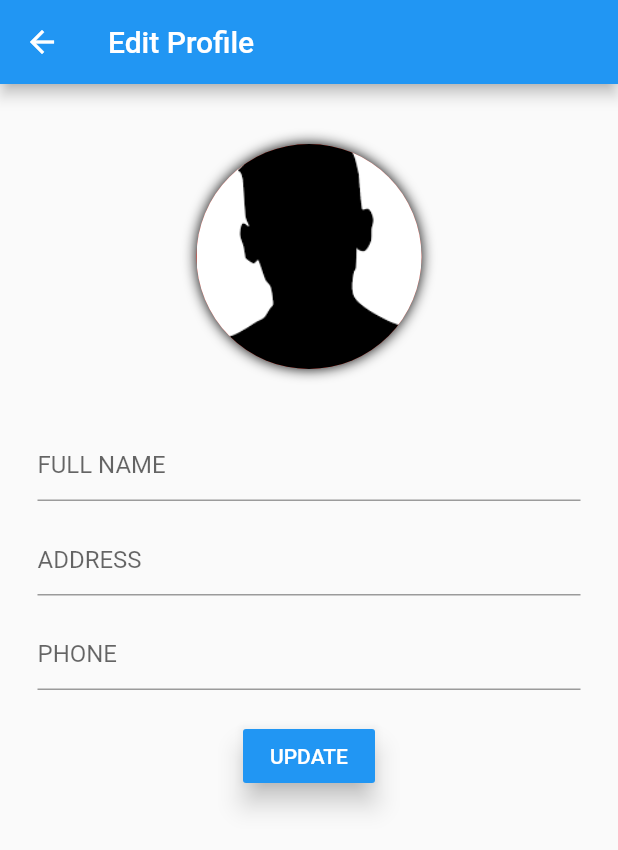
After one commit to Hpaneru/TODO, a Flutter app: the EditProfile screen opened directly, on a phone screen of 412 x 824 dp. The commit adds this screen. Shown: the top 850 px of the screen. Run offline on Flutter 3.47's test engine with Material 2 defaults, Android fonts, the phone set to English and light mode, and no system bars; our stand-ins replace cloud_firestore, firebase_auth, image_picker; accounts and stored records are empty.

Commit message:
slightly change

```diff
--- /dev/null
+++ b/lib/editprofile.dart
@@ -0,0 +1,126 @@
+import 'package:cloud_firestore/cloud_firestore.dart';
+import 'dart:io';
+import 'package:flutter/material.dart';
+import 'package:image_picker/image_picker.dart';
+import 'package:todo/todo.dart';
+
+class EditProfile extends StatefulWidget {
+  @override
+  _EditProfileState createState() => _EditProfileState();
+}
+
+class _EditProfileState extends State<EditProfile> {
+
+    void initState() {
+    asyncInit();
+    super.initState();
+  }
+
+  asyncInit() async {
+    // final FirebaseUser user =await auth.currentUser();
+    // final uid=user.uid;
+  }
+
+
+  File _image;
+  // String _email;
+  // String _password;
+
+  String name;
+  String address;
+  String phno;
+
+  Future getImage() async {
+    var image = await ImagePicker.pickImage(source: ImageSource.gallery);
+
+    setState(() {
+      _image = image;
+    });
+  }
+
+  @override
+  Widget build(BuildContext context) {
+    return Scaffold(
+        appBar: AppBar(
+          title: Text("Edit Profile"),
+        ),
+        body: SingleChildScrollView(
+          child: Center(
+            child: Container(
+                padding: EdgeInsets.all(25.0),
+                child: Column(
+                  mainAxisAlignment: MainAxisAlignment.center,
+                  children: <Widget>[
+                    SizedBox(height: 15.0),
+                    GestureDetector(
+                      onTap: getImage,
+                      child: Container(
+                          width: 150.0,
+                          height: 150.0,
+                          decoration: BoxDecoration(
+                              color: Colors.red,
+                              image: DecorationImage(
+                                  image: _image != null
+                                      ? FileImage(_image)
+                                      : AssetImage('img/image.png'),
+                                  fit: BoxFit.cover),
+                              borderRadius:
+                                  BorderRadius.all(Radius.circular(75.0)),
+                              boxShadow: [
+                                BoxShadow(blurRadius: 7.0, color: Colors.black)
+                              ])),
+                    ),
+                    SizedBox(height: 40.0),
+                    TextField(
+                        decoration: InputDecoration(hintText: 'FULL NAME'),
+                        onChanged: (value) {
+                          setState(() {
+                            name = value;
+                          });
+                        }),
+                    SizedBox(height: 15.0),
+                    TextField(
+                        decoration: InputDecoration(hintText: 'ADDRESS'),
+                        onChanged: (value) {
+                          setState(() {
+                            address = value;
+                          });
+                        }),
+                    SizedBox(height: 15.0),
+                    TextField(
+                        decoration: InputDecoration(hintText: 'PHONE'),
+                        onChanged: (value) {
+                          setState(() {
+                            phno = value;
+                          });
+                        }),
+                    SizedBox(height: 20.0),
+                    RaisedButton(
+                      child: Text('UPDATE'),
+                      color: Colors.blue,
+                      textColor: Colors.white,
+                      elevation: 7.0,
+                      onPressed: () {
+                         updateData();
+                      },
+                    ),
+                  ],
+                )),
+          ),
+        ));
+  }
+
+ updateData() {
+    try {
+      Firestore.instance
+          .collection('users')
+          .document('1GTCOphCMRSLHHVf0YhieNaTv9d2')
+          .updateData({'name': name, 'address': address, 'phone': phno});
+      print('updated');
+      Navigator.pushReplacement(
+          context, MaterialPageRoute(builder: (context) => ToDo()));
+    } catch (e) {
+      print(e.toString());
+    }
+  }
+}
--- a/lib/todo.dart
+++ b/lib/todo.dart
@@ -3,6 +3,7 @@ import 'package:flutter/material.dart';
 import 'package:todo/completed.dart';
 import 'package:todo/edit.dart';
 import 'package:todo/login.dart';
+import 'package:todo/profile.dart';
 import './add_taskpage.dart';
 import 'package:cloud_firestore/cloud_firestore.dart';
 
@@ -80,7 +81,7 @@ class _ToDoState extends State<ToDo> {
              ),
              currentAccountPicture: CircleAvatar(
               //backgroundColor: Colors.purpleAccent,
-              backgroundImage: AssetImage('image/img1.jpeg'),
+              backgroundImage: AssetImage('img/image.png'),
              ),
            ),
             ListTile(
@@ -101,8 +102,8 @@ class _ToDoState extends State<ToDo> {
              ListTile(
               title: Text('PROFILE'),
               onTap: () {
-               // Navigator.push(context,
-                // MaterialPageRoute(builder: (context) => Profile()));
+               Navigator.push(context,
+                MaterialPageRoute(builder: (context) => Profile()));
               },
             ),
             ListTile(
--- a/pubspec.yaml
+++ b/pubspec.yaml
@@ -24,6 +24,8 @@ dependencies:
   firebase_core: ^0.4.3+1
   firebase_auth: ^0.15.3
   firebase_database: ^3.1.1
+  image_picker: ^0.6.3+1
+
 
 
   # The following adds the Cupertino Icons font to your application.
@@ -48,7 +50,7 @@ flutter:
 
   # To add assets to your application, add an assets section, like this:
   assets:
-    - image/img1.jpeg
+    - img/image.png
   #  - images/a_dot_ham.jpeg
 
   # An image asset can refer to one or more resolution-specific "variants", see
```
Also changed, not shown: lib/profile.dart (added, +212 -0 lines), lib/services/usermanagement.dart (+13 -4 lines), lib/signup.dart (+51 -5 lines), image/img1.jpeg (deleted), img/image.png (added), pubspec.lock.
